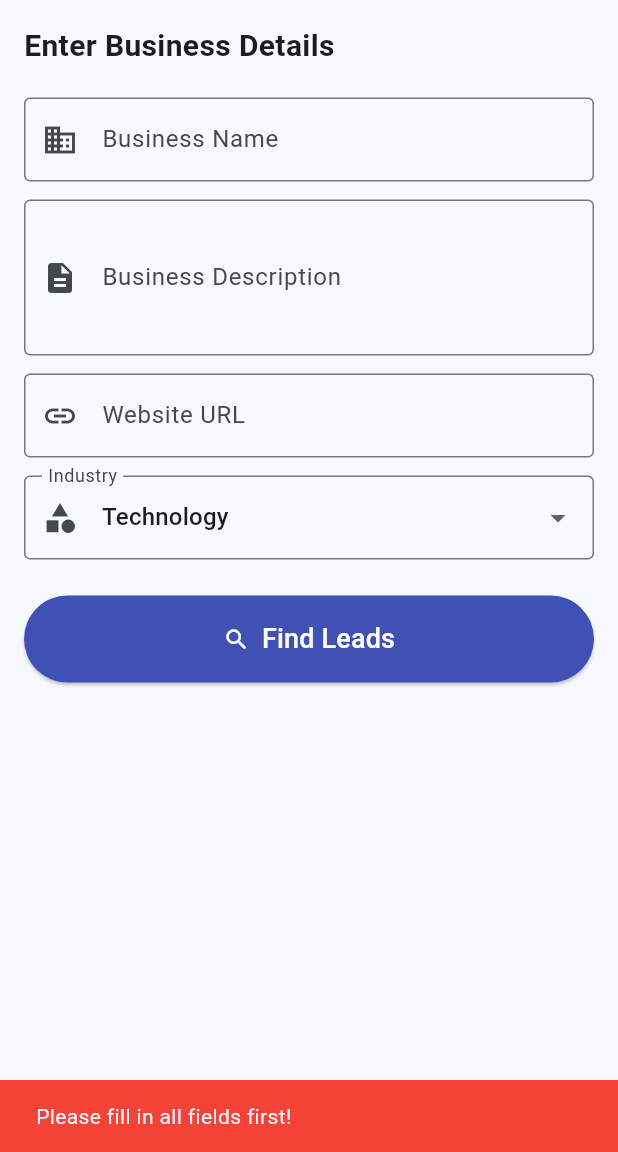
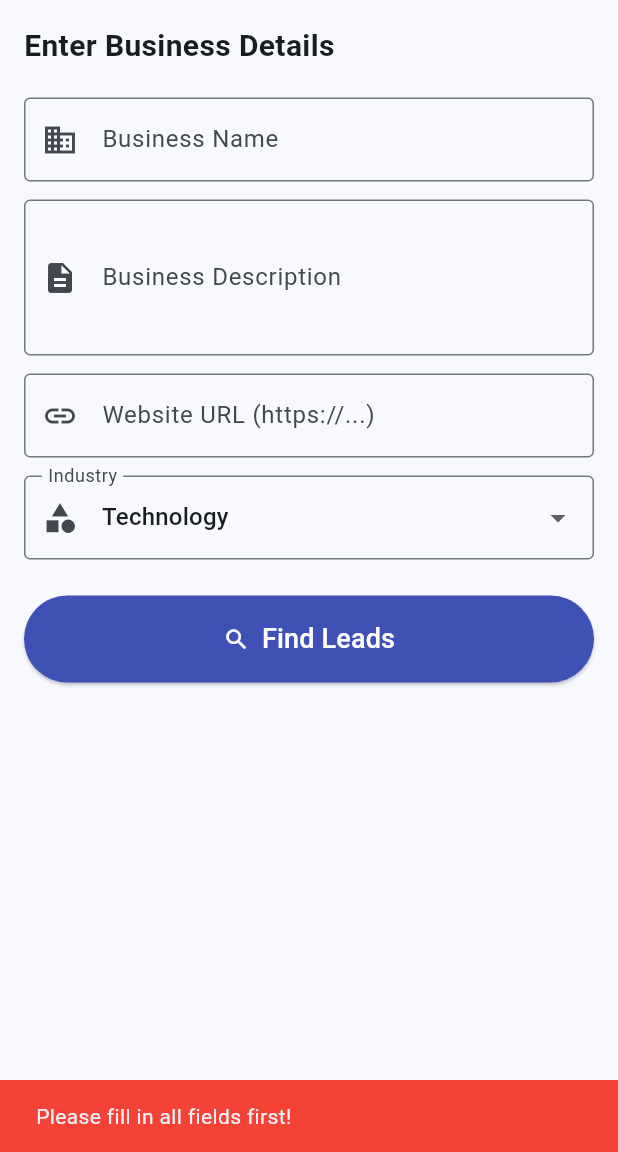
Before and after one commit to Devishree07/smart-marketing, a Flutter app: the screen it shows after launch, after a tap on "Find Leads", on a phone screen of 412 x 824 dp, the part 84-1236 px from its top. Run offline on Flutter 3.47's test engine with Material 3 defaults, Android fonts, the phone set to English and light mode, and no system bars.

Commit message:
Add URL validation

```diff
--- a/lib/screens/home_screen.dart
+++ b/lib/screens/home_screen.dart
@@ -29,6 +29,29 @@ class _HomeScreenState extends State<HomeScreen> {
       ScaffoldMessenger.of(context).showSnackBar(
         const SnackBar(
           content: Text('Please fill in all fields first!'),
+          backgroundColor: Colors.red,
+        ),
+      );
+      return;
+    }
+
+    // URL validation
+    final url = _urlController.text.trim();
+    if (!url.startsWith('http://') && !url.startsWith('https://')) {
+      ScaffoldMessenger.of(context).showSnackBar(
+        const SnackBar(
+          content: Text('Please enter a valid URL starting with https://'),
+          backgroundColor: Colors.orange,
+        ),
+      );
+      return;
+    }
+
+    final uri = Uri.tryParse(url);
+    if (uri == null || uri.host.isEmpty || !uri.host.contains('.')) {
+      ScaffoldMessenger.of(context).showSnackBar(
+        const SnackBar(
+          content: Text('Please enter a real business website URL!'),
           backgroundColor: Colors.red,
         ),
       );
@@ -103,9 +126,10 @@ class _HomeScreenState extends State<HomeScreen> {
             TextField(
               controller: _urlController,
               decoration: const InputDecoration(
-                labelText: 'Website URL',
+                labelText: 'Website URL (https://...)',
                 prefixIcon: Icon(Icons.link),
                 border: OutlineInputBorder(),
+                hintText: 'https://example.com',
               ),
             ),
             const SizedBox(height: 12),
```
